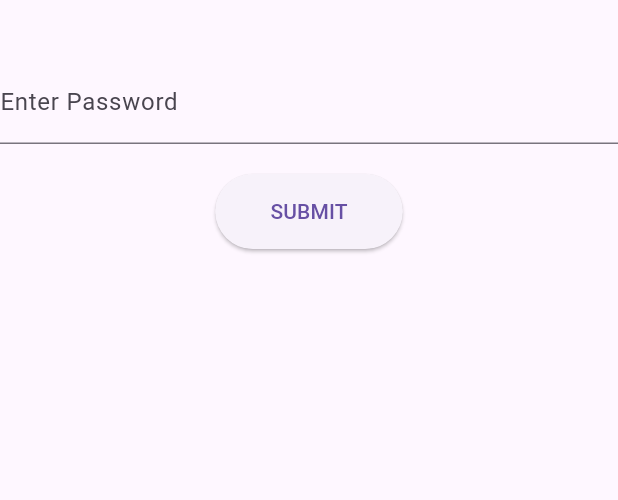
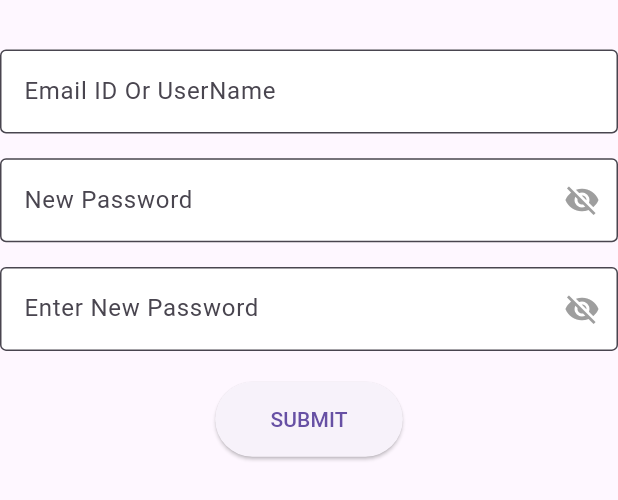
Before and after one commit to venkatagagan/ivis, a Flutter app: the ResetForm widget shown alone on an empty page, opened directly, on a phone screen of 412 x 824 dp. Shown: the top 500 px of the screen. Run offline on Flutter 3.47's test engine with Material 3 defaults, Android fonts, the phone set to English and light mode, and no system bars; our stand-ins replace cached_network_image, open_file, table_calendar, webview_flutter; missing offline and left inert: flutter_vlc_player; network calls fail.

Commit message:
Add files via upload

```diff
--- a/lib/reset.dart
+++ b/lib/reset.dart
@@ -53,7 +53,7 @@ class ResetScreen extends StatelessWidget {
             left: 30,
             child: Container(
               width: 300,
-              height: 250,
+              height: 450,
               padding: const EdgeInsets.all(16.0),
               decoration: BoxDecoration(
                 color: Colors.white,
@@ -98,40 +98,83 @@ class ResetForm extends StatefulWidget {
 }
 
 class _PasswordValidatorState extends State<ResetForm> {
-  final TextEditingController _passwordController = TextEditingController();
+  final TextEditingController _oldPasswordController = TextEditingController();
+  final TextEditingController _newPasswordController = TextEditingController();
+  final TextEditingController _reenterPasswordController = TextEditingController();
   final GlobalKey<FormState> _formKey = GlobalKey<FormState>();
+  bool _showPassword = false;
 
-  String _password = '';
 
   @override
   void dispose() {
-    _passwordController.dispose();
+    _oldPasswordController.dispose();
+    _newPasswordController.dispose();
+    _reenterPasswordController.dispose();
     super.dispose();
   }
 
   @override
   Widget build(BuildContext context) {
-    return Form(
+    double Height = MediaQuery.of(context).size.height;
+    double Width = MediaQuery.of(context).size.width;
+    return Container(
+      height: Height*0.5,
       child: Column(
         children: [
-          const SizedBox(height: 40),
+          SizedBox(height: Height * 0.04),
           TextFormField(
-            controller: _passwordController,
+            controller: _oldPasswordController,
             decoration: const InputDecoration(
-              labelText: 'Enter Password',
+                labelText: 'Email ID Or UserName',
+                border: OutlineInputBorder(),
+                filled: true,
+                fillColor: Colors.white),
+          ),
+          SizedBox(height: Height * 0.02),
+          TextFormField(
+            obscureText: !_showPassword,
+            controller: _newPasswordController,
+            decoration: InputDecoration(
+              labelText: 'New Password',
+              border: const OutlineInputBorder(),
+              filled: true,
+              fillColor: Colors.white,
+              suffixIcon: GestureDetector(
+                onTap: () {
+                  setState(() {
+                    _showPassword = !_showPassword;
+                  });
+                },
+                child: Icon(
+                  _showPassword ? Icons.visibility : Icons.visibility_off,
+                  color: Colors.grey,
+                ),
+              ),
             ),
-            validator: (value) {
-              if (value == null || value.isEmpty) {
-                return 'Please enter a password';
-              }
-              if (!_isPasswordValid(value)) {
-                return 'Password must contain at least one uppercase letter, one lowercase letter, one digit, and one special character';
-              }
-              return null;
-            },
-            obscureText: true,
           ),
-          const SizedBox(height: 20),
+          SizedBox(height: Height * 0.02),
+          TextFormField(
+            obscureText: !_showPassword,
+            controller: _reenterPasswordController,
+            decoration: InputDecoration(
+              labelText: 'Enter New Password',
+              border: const OutlineInputBorder(),
+              filled: true,
+              fillColor: Colors.white,
+              suffixIcon: GestureDetector(
+                onTap: () {
+                  setState(() {
+                    _showPassword = !_showPassword;
+                  });
+                },
+                child: Icon(
+                  _showPassword ? Icons.visibility : Icons.visibility_off,
+                  color: Colors.grey,
+                ),
+              ),
+            ),
+          ),
+          SizedBox(height: Height * 0.025),
           ElevatedButton(
             onPressed: () {
               if (_formKey.currentState!.validate()) {
@@ -192,15 +235,5 @@ class _PasswordValidatorState extends State<ResetForm> {
     );
   }
 
-  bool _isPasswordValid(String password) {
-    // Regular expressions for criteria
-    final hasUppercase = RegExp(r'[A-Z]').hasMatch(password);
-    final hasLowercase = RegExp(r'[a-z]').hasMatch(password);
-    final hasDigit = RegExp(r'\d').hasMatch(password);
-    final hasSpecialCharacters =
-        RegExp(r'[!@#$%^&*(),.?":{}|<>]').hasMatch(password);
 
-    // Check if all criteria are met
-    return hasUppercase && hasLowercase && hasDigit && hasSpecialCharacters;
-  }
 }
```
Also changed, not shown: lib/request.dart (+114 -14 lines).
